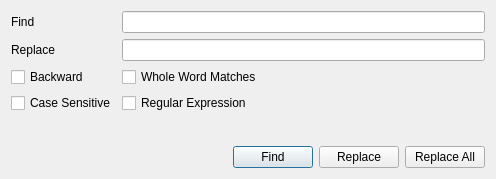
missdeer/KarenMeu, file client/findreplacedialog.ui: the form before one commit.
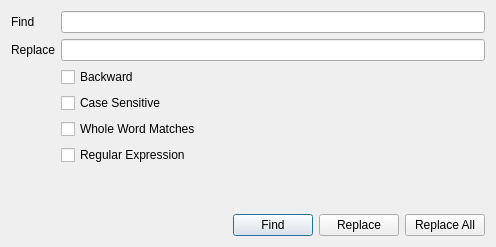
The form after the commit. Icons and pictures are not drawn.

Commit message: (*)adjust dialog layout

```diff
--- a/client/findreplacedialog.ui
+++ b/client/findreplacedialog.ui
@@ -7,7 +7,7 @@
     <x>0</x>
     <y>0</y>
     <width>496</width>
-    <height>179</height>
+    <height>247</height>
    </rect>
   </property>
   <property name="windowTitle">
@@ -18,6 +18,9 @@
     <normaloff>:/rc/images/findreplace.png</normaloff>:/rc/images/findreplace.png</iconset>
   </property>
   <layout class="QFormLayout" name="formLayout">
+   <property name="fieldGrowthPolicy">
+    <enum>QFormLayout::ExpandingFieldsGrow</enum>
+   </property>
    <item row="0" column="0">
     <widget class="QLabel" name="label">
      <property name="text">
@@ -38,35 +41,21 @@
    <item row="1" column="1">
     <widget class="QLineEdit" name="edtReplaceText"/>
    </item>
-   <item row="2" column="0">
-    <widget class="QCheckBox" name="cbBackward">
-     <property name="text">
-      <string>Backward</string>
-     </property>
-    </widget>
-   </item>
-   <item row="2" column="1">
+   <item row="4" column="1">
     <widget class="QCheckBox" name="cbWholeWordMatches">
      <property name="text">
       <string>Whole Word Matches</string>
      </property>
     </widget>
    </item>
-   <item row="3" column="0">
-    <widget class="QCheckBox" name="cbCaseSensitive">
-     <property name="text">
-      <string>Case Sensitive</string>
-     </property>
-    </widget>
-   </item>
-   <item row="3" column="1">
+   <item row="5" column="1">
     <widget class="QCheckBox" name="cbRegularExpression">
      <property name="text">
       <string>Regular Expression</string>
      </property>
     </widget>
    </item>
-   <item row="5" column="0" colspan="2">
+   <item row="7" column="0" colspan="2">
     <layout class="QHBoxLayout" name="horizontalLayout">
      <item>
       <spacer name="horizontalSpacer">
@@ -104,7 +93,7 @@
      </item>
     </layout>
    </item>
-   <item row="4" column="0">
+   <item row="6" column="0">
     <spacer name="verticalSpacer">
      <property name="orientation">
       <enum>Qt::Vertical</enum>
@@ -117,6 +106,20 @@
      </property>
     </spacer>
    </item>
+   <item row="2" column="1">
+    <widget class="QCheckBox" name="cbBackward">
+     <property name="text">
+      <string>Backward</string>
+     </property>
+    </widget>
+   </item>
+   <item row="3" column="1">
+    <widget class="QCheckBox" name="cbCaseSensitive">
+     <property name="text">
+      <string>Case Sensitive</string>
+     </property>
+    </widget>
+   </item>
   </layout>
  </widget>
  <resources>
```
The commit also changes 2 other files.
